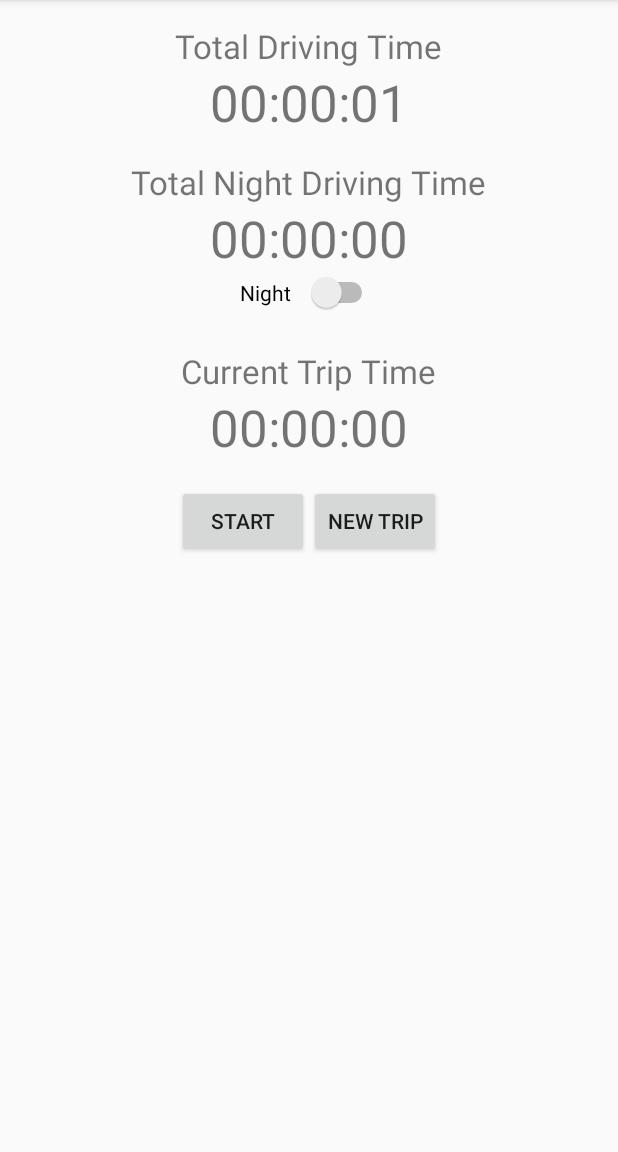
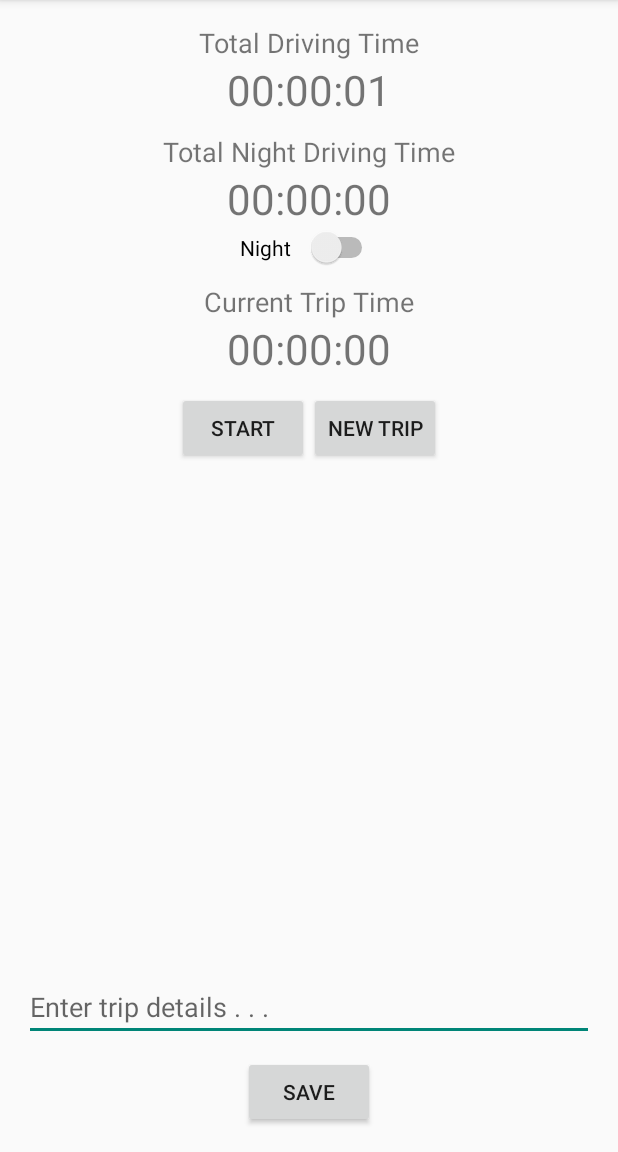
Before and after one commit to MDLairdJr/DrivingLog, an Android app: the screen it shows after launch (MainActivity), in the options menu, after a tap on "Settings", on a phone screen of 412 x 824 dp, the part 84-1236 px from its top. Run offline under Robolectric (Android 15) with nearby library versions, the phone set to English and light mode, and no system bars.

Commit message:
Add EditText and Save button for entering trip details

```diff
--- a/app/src/main/java/com/mikelaird/drivinglog/MainActivity.java
+++ b/app/src/main/java/com/mikelaird/drivinglog/MainActivity.java
@@ -1,19 +1,24 @@
 package com.mikelaird.drivinglog;
 
+import android.content.Context;
 import android.content.Intent;
 import android.content.SharedPreferences;
-import android.os.SystemClock;
 import android.os.Bundle;
 import android.os.Handler;
+import android.os.SystemClock;
 import android.support.v7.app.AppCompatActivity;
+import android.view.KeyEvent;
 import android.view.Menu;
 import android.view.MenuItem;
 import android.view.View;
 import android.view.View.OnClickListener;
+import android.view.inputmethod.EditorInfo;
 import android.widget.Button;
 import android.widget.CompoundButton;
+import android.widget.EditText;
 import android.widget.Switch;
 import android.widget.TextView;
+import android.widget.Toast;
 
 
 public class MainActivity extends AppCompatActivity {
@@ -25,8 +30,8 @@ public class MainActivity extends AppCompatActivity {
     private TextView tripTime;
     private TextView nightTime;
     private Button timerButton;
-    private Button newTripButton;
-    private Switch nightSwitch;
+    private EditText driveLogEditText;
+    private Button driveLogSaveButton;
 
     private boolean isRunning = false;
     private boolean isNight = false;
@@ -47,12 +52,15 @@ public class MainActivity extends AppCompatActivity {
         setContentView(R.layout.activity_main);
 
         // Get references to widgets
+        Button newTripButton = (Button)findViewById(R.id.newTripButton);
+        Switch nightSwitch = (Switch)findViewById(R.id.nightSwitch);
         totTime = (TextView)findViewById(R.id.totalTime);
         tripTime = (TextView)findViewById(R.id.tripTime);
         nightTime = (TextView)findViewById(R.id.totalNightTime);
         timerButton = (Button)findViewById(R.id.timerButton);
-        newTripButton = (Button)findViewById(R.id.newTripButton);
-        nightSwitch = (Switch)findViewById(R.id.nightSwitch);
+        driveLogEditText = (EditText)findViewById(R.id.driveLogEditText);
+        driveLogSaveButton = (Button)findViewById(R.id.driveLogSaveButton);
+
 
         restorePersistedTimeValues();
 
@@ -124,6 +132,41 @@ public class MainActivity extends AppCompatActivity {
                 }
             }
         });
+
+        driveLogEditText.setHorizontallyScrolling(false);
+        driveLogEditText.setMaxLines(Integer.MAX_VALUE);
+        driveLogEditText.setImeOptions(EditorInfo.IME_ACTION_DONE);
+        driveLogEditText.setImeActionLabel(getResources().getString(R.string.done_button_text), EditorInfo.IME_ACTION_DONE);
+
+        // Is this the right listener to implement?  Need to learn more about these . . .
+        // https://github.com/codepath/android_guides/wiki/Basic-Event-Listeners
+        // This one fires when an "action" button on the soft keyboard is pressed
+        driveLogEditText.setOnEditorActionListener(new TextView.OnEditorActionListener() {
+            @Override
+            public boolean onEditorAction(TextView textView, int i, KeyEvent keyEvent) {
+                if(i == EditorInfo.IME_ACTION_DONE) {
+                    driveLogEditText.clearFocus();
+                }
+                return false;
+            }
+        });
+
+        driveLogSaveButton.setOnClickListener(new OnClickListener() {
+            @Override
+            public void onClick(View view) {
+
+                // This section is just debugging code to display the text
+                Context context = getApplicationContext();
+                CharSequence text = driveLogEditText.getText();
+                int duration = Toast.LENGTH_LONG;
+                Toast toast = Toast.makeText(context, text, duration);
+                toast.show();
+
+                driveLogEditText.getText().clear();
+
+            }
+        });
+
     }
 
     private Runnable updateTimerThread = new Runnable() {
--- a/app/src/main/res/layout/activity_main.xml
+++ b/app/src/main/res/layout/activity_main.xml
@@ -1,16 +1,24 @@
-<RelativeLayout xmlns:android="http://schemas.android.com/apk/res/android"
-    xmlns:tools="http://schemas.android.com/tools" android:layout_width="match_parent"
-    android:layout_height="match_parent" android:paddingLeft="@dimen/activity_horizontal_margin"
+<RelativeLayout
+    xmlns:android="http://schemas.android.com/apk/res/android"
+    xmlns:tools="http://schemas.android.com/tools"
+    android:layout_width="match_parent"
+    android:layout_height="match_parent"
+    android:paddingLeft="@dimen/activity_horizontal_margin"
     android:paddingRight="@dimen/activity_horizontal_margin"
     android:paddingTop="@dimen/activity_vertical_margin"
-    android:paddingBottom="@dimen/activity_vertical_margin" tools:context=".MainActivity">
+    android:paddingBottom="@dimen/activity_vertical_margin"
+    tools:context=".MainActivity">
 
     <LinearLayout
         android:orientation="vertical"
         android:layout_width="match_parent"
         android:layout_height="match_parent"
-        android:layout_centerHorizontal="true"
-        android:layout_alignParentTop="true">
+        android:gravity="fill_vertical"
+        android:weightSum="1"
+        android:layout_alignParentTop="true"
+        android:layout_alignParentLeft="true"
+        android:layout_alignParentStart="true">
+        <!--android:layout_alignParentTop="true" -->
 
         <TextView
             android:layout_width="wrap_content"
@@ -18,21 +26,21 @@
             android:id="@+id/totalTimeLabel"
             android:layout_gravity="center_horizontal"
             android:text="Total Driving Time"
-            android:textSize="22dp" />
+            android:textSize="@dimen/abc_text_size_medium_material" />
 
         <TextView
             android:layout_width="wrap_content"
             android:layout_height="wrap_content"
             android:id="@+id/totalTime"
             android:layout_gravity="center_horizontal"
-            android:textSize="34dp"
+            android:textSize="28dp"
             android:text="@string/totTimeVal"/>
 
         <Space
             android:layout_width="match_parent"
             android:layout_height="wrap_content"
             android:layout_gravity="center_horizontal"
-            android:minHeight="16dp" />
+            android:minHeight="10dp" />
 
         <TextView
             android:layout_width="wrap_content"
@@ -40,14 +48,14 @@
             android:id="@+id/totalNightLabel"
             android:layout_gravity="center_horizontal"
             android:text="Total Night Driving Time"
-            android:textSize="@dimen/abc_text_size_large_material" />
+            android:textSize="@dimen/abc_text_size_medium_material" />
 
         <TextView
             android:layout_width="wrap_content"
             android:layout_height="wrap_content"
             android:id="@+id/totalNightTime"
             android:layout_gravity="center_horizontal"
-            android:textSize="@dimen/abc_text_size_display_1_material"
+            android:textSize="28dp"
             android:text="@string/totNightTimeVal"/>
 
         <Switch
@@ -62,7 +70,7 @@
             android:layout_width="match_parent"
             android:layout_height="wrap_content"
             android:layout_gravity="center_horizontal"
-            android:minHeight="24dp" />
+            android:minHeight="10dp" />
 
         <TextView
             android:layout_width="wrap_content"
@@ -70,21 +78,21 @@
             android:id="@+id/tripTimeLabel"
             android:layout_gravity="center_horizontal"
             android:text="Current Trip Time"
-            android:textSize="@dimen/abc_text_size_large_material" />
+            android:textSize="@dimen/abc_text_size_medium_material" />
 
         <TextView
             android:layout_width="wrap_content"
             android:layout_height="wrap_content"
             android:id="@+id/tripTime"
             android:layout_gravity="center_horizontal"
-            android:textSize="@dimen/abc_text_size_display_1_material"
+            android:textSize="28dp"
             android:text="@string/tripTimeVal"/>
 
         <Space
             android:layout_width="match_parent"
             android:layout_height="wrap_content"
             android:layout_gravity="center_horizontal"
-            android:minHeight="16dp" />
+            android:minHeight="10dp" />
 
         <LinearLayout
             android:orientation="horizontal"
@@ -96,15 +104,49 @@
                 android:layout_width="wrap_content"
                 android:layout_height="wrap_content"
                 android:text="Start"
-                android:id="@+id/timerButton"
-                android:layout_gravity="center_horizontal" />
+                android:id="@+id/timerButton" />
 
             <Button
                 android:layout_width="wrap_content"
                 android:layout_height="wrap_content"
                 android:text="New Trip"
-                android:id="@+id/newTripButton"
-                android:layout_gravity="center_horizontal" />
+                android:id="@+id/newTripButton" />
+        </LinearLayout>
+
+        <LinearLayout
+            android:orientation="vertical"
+            android:layout_width="match_parent"
+            android:layout_height="match_parent"
+            android:layout_gravity="center_horizontal"
+            android:gravity="bottom">
+
+            <Space
+                android:layout_width="match_parent"
+                android:layout_height="wrap_content"
+                android:layout_gravity="center_horizontal"
+                android:minHeight="10dp" />
+
+            <EditText
+                android:layout_height="wrap_content"
+                android:layout_width="match_parent"
+                android:ems="10"
+                android:id="@+id/driveLogEditText"
+                android:hint="Enter trip details . . ."
+                android:gravity="left"
+                android:inputType="text|textCapSentences|textImeMultiLine" />
+
+            <Space
+                android:layout_width="match_parent"
+                android:layout_height="wrap_content"
+                android:layout_gravity="center_horizontal"
+                android:minHeight="10dp" />
+
+            <Button
+                android:text="Save"
+                android:layout_width="wrap_content"
+                android:layout_height="wrap_content"
+                android:id="@+id/driveLogSaveButton"
+                android:layout_gravity="center"  />
         </LinearLayout>
 
     </LinearLayout>
--- a/app/src/main/res/values/strings.xml
+++ b/app/src/main/res/values/strings.xml
@@ -11,4 +11,5 @@
     <string name="save_button_text">Save</string>
     <string name="cancel_button_text">Cancel</string>
     <string name="title_activity_config">ConfigActivity</string>
+    <string name="done_button_text">Done</string>
 </resources>
--- a/build.gradle
+++ b/build.gradle
@@ -5,7 +5,7 @@ buildscript {
         jcenter()
     }
     dependencies {
-        classpath 'com.android.tools.build:gradle:2.2.2'
+        classpath 'com.android.tools.build:gradle:2.2.3'
 
         // NOTE: Do not place your application dependencies here; they belong
         // in the individual module build.gradle files
```
